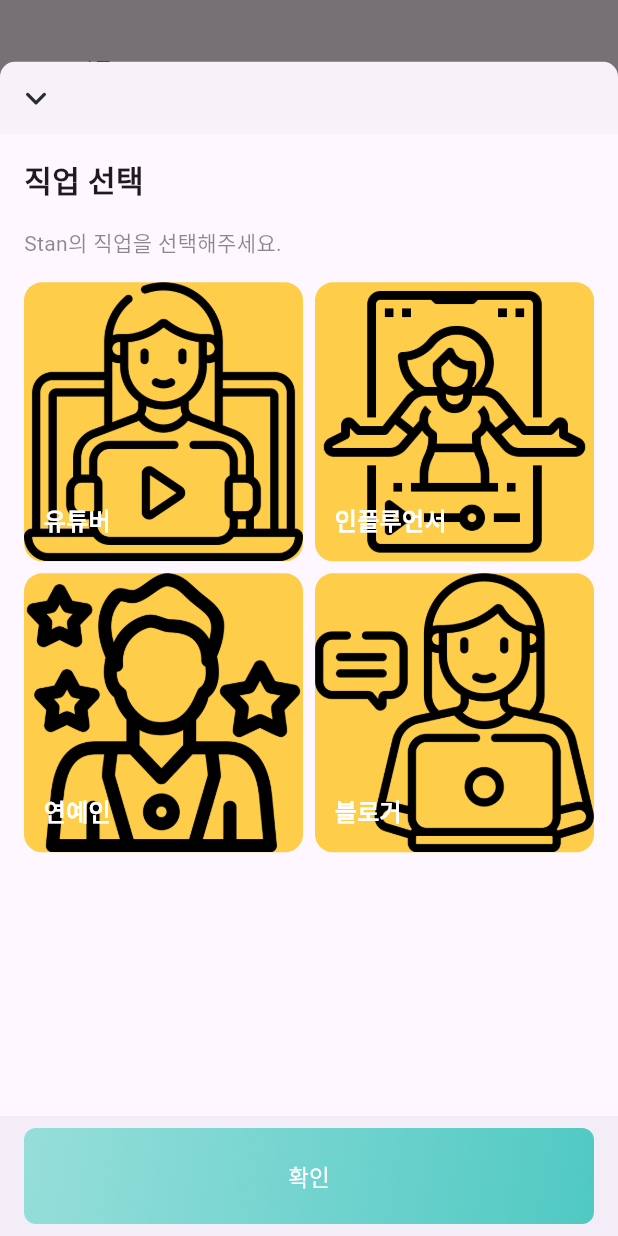
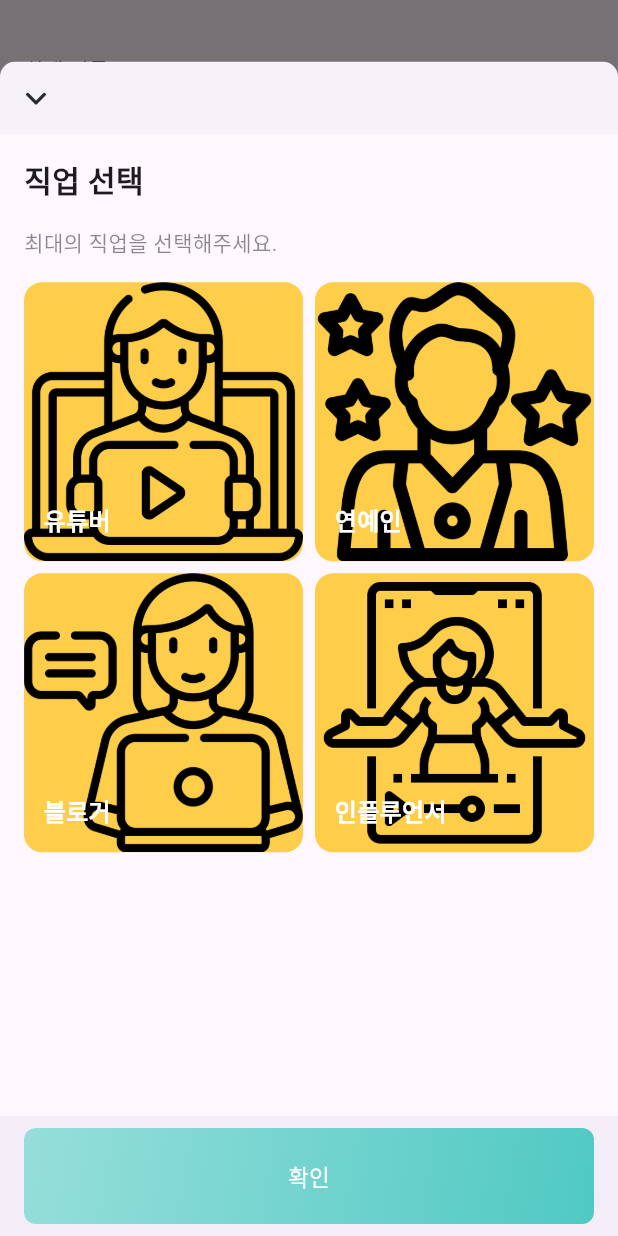
Before and after one commit to thugwooo/stanfood, a Flutter app: the RegisterTabStan screen opened directly, after a tap on "직업을 선택해주세요", on a phone screen of 412 x 824 dp. Run offline on Flutter 3.47's test engine with Material 3 defaults, Android fonts, the phone set to English and light mode, and no system bars; our stand-ins replace flutter_screenutil, flutter_svg, fluttertoast, get; missing offline and left inert: flutter_searchable_dropdown; Roboto replaces fonts that are missing (GmarketSansTTF, NanumSquareNeoOTF, Pretendard); project files that could hold a hidden picture were left out.

Commit message:
Stan view (#4)
* custom button

* custom image widget 생성

* custom textform 생성

* icon 추가

* minSdkVersion -> 21 변경

* 스탠 페이지
 - 이름, 직업 입력

* stan view
 - 직업 선택 로직 수정

* stan view
- 최애 직업 다중선택 기능

* stan view
- controller 변수 수정

```diff
--- a/lib/constants/enum_constant.dart
+++ b/lib/constants/enum_constant.dart
@@ -1,3 +1,22 @@
 enum BottomNaviType { Home, Map, Register }
 
 enum RegisterTabType { Main, Stan, Restaurant, BroadCast, Mukbang }
+
+enum JobType { Youtuber, Entertainer, Blogger, Influencer }
+
+extension JobTypeExtension on JobType {
+  String description() {
+    switch (this) {
+      case JobType.Youtuber:
+        return '유튜버';
+      case JobType.Entertainer:
+        return '연예인';
+      case JobType.Blogger:
+        return '블로거';
+      case JobType.Influencer:
+        return '인플루언서';
+      default:
+        return '알 수 없음';
+    }
+  }
+}
--- /dev/null
+++ b/lib/data/models/job_model.dart
@@ -0,0 +1,21 @@
+import 'package:stanfood/constants/enum_constant.dart';
+
+class Job {
+  final JobType type;
+  final String icon;
+  Job({required this.type, required this.icon});
+
+  factory Job.fromJson(Map<String, dynamic> json) {
+    return Job(
+      type: json['type'],
+      icon: json['icon'],
+    );
+  }
+
+  Map<String, dynamic> toJson() {
+    return {
+      'type': type,
+      'icon': icon,
+    };
+  }
+}
--- a/lib/screens/register/tabs/stan/components/job_select_view.dart
+++ b/lib/screens/register/tabs/stan/components/job_select_view.dart
@@ -1,74 +1,33 @@
 import 'package:flutter/material.dart';
-import 'package:flutter_screenutil/flutter_screenutil.dart';
 import 'package:fluttertoast/fluttertoast.dart';
 import 'package:get/get.dart';
+import 'package:stanfood/constants/enum_constant.dart';
 import 'package:stanfood/constants/icon_constant.dart';
 
+import '../../../../../controllers/register/register_controller.dart';
+import '../../../../../data/models/job_model.dart';
 import '../../../../../modules/common/image_data.dart';
 import '../../../../../constants/color_constant.dart';
 import '../../../../../constants/style_constant.dart';
 import '../../../../../modules/common/custom_button.dart';
 
-void main(List<String> args) {
-  runApp(MaterialApp(
-    home: Scaffold(
-      appBar: AppBar(
-        title: const Text('JobSelectCityPage'),
-      ),
-      body: JobSelectView(
-        onJobSelected: (val) {},
-      ),
-    ),
-  ));
-}
-
-class Job {
-  final String name;
-  final String icon;
-  Job({required this.name, required this.icon});
-
-  factory Job.fromJson(Map<String, dynamic> json) {
-    return Job(
-      name: json['name'],
-      icon: json['icon'],
-    );
-  }
-
-  Map<String, dynamic> toJson() {
-    return {
-      'name': name,
-      'icon': icon,
-    };
-  }
-}
-
-class JobSelectView extends StatefulWidget {
-  final void Function(String selectedJob) onJobSelected;
+class JobSelectView extends StatelessWidget {
+  final void Function(List<JobType> selectedJob) onJobSelected;
   final bool? isToastHidden;
 
-  const JobSelectView({
+  JobSelectView({
     Key? key,
     required this.onJobSelected,
     this.isToastHidden,
   }) : super(key: key);
 
-  @override
-  _JobPageState createState() => _JobPageState();
-}
+  final _registerController = Get.put(RegisterController());
 
-class _JobPageState extends State<JobSelectView> {
-  @override
-  void initState() {
-    super.initState();
-  }
-
-  String _selectedJob = '';
-
-  List<Job> jobList = [
-    Job(name: '유튜버', icon: IconPath.youtuber),
-    Job(name: '인플루언서', icon: IconPath.influencer),
-    Job(name: '연예인', icon: IconPath.entertainer),
-    Job(name: '블로거', icon: IconPath.blogger),
+  final List<Job> jobList = [
+    Job(type: JobType.Youtuber, icon: IconPath.youtuber),
+    Job(type: JobType.Entertainer, icon: IconPath.entertainer),
+    Job(type: JobType.Blogger, icon: IconPath.blogger),
+    Job(type: JobType.Influencer, icon: IconPath.influencer),
   ];
 
   @override
@@ -84,7 +43,7 @@ class _JobPageState extends State<JobSelectView> {
           elevation: 20,
           child: CustomButton(
             onTap: () {
-              widget.onJobSelected(_selectedJob);
+              onJobSelected(_registerController.jobType);
               Fluttertoast.showToast(
                 msg: "직업이 선택되었습니다.",
                 backgroundColor: AppColor.blackText.withOpacity(0.5),
@@ -120,7 +79,7 @@ class _JobPageState extends State<JobSelectView> {
           ),
           const SizedBox(height: 16.0),
           Text(
-            'Stan의 직업을 선택해주세요.',
+            '최대의 직업을 선택해주세요.',
             style: AppTextStyles.SYS_subbody.copyWith(
               color: AppColor.lightLabelSecondaryColor,
               fontWeight: FontWeight.w400,
@@ -128,40 +87,6 @@ class _JobPageState extends State<JobSelectView> {
           ),
         ],
       ),
-    );
-  }
-
-  Widget _buildListView() {
-    return ListView.builder(
-      padding: EdgeInsets.zero,
-      itemCount: jobList.map((e) => e.name).toSet().toList().length,
-      // itemCount: _countries.length,
-      itemBuilder: (BuildContext context, int index) {
-        return Column(
-          crossAxisAlignment: CrossAxisAlignment.start,
-          children: [
-            const SizedBox(height: 16.0),
-            _buildJobText(jobList[index]),
-          ],
-        );
-      },
-    );
-  }
-
-  Widget _buildJobText(Job job) {
-    return Row(
-      children: [
-        ImageData(
-          icon: IconPath.collapsed,
-          width: 42.w,
-        ),
-        Text(
-          job.name,
-          style: AppTextStyles.NN_callout.copyWith(
-            fontWeight: FontWeight.w700,
-          ),
-        ),
-      ],
     );
   }
 
@@ -181,11 +106,10 @@ class _JobPageState extends State<JobSelectView> {
           final job = jobList[index];
           return GestureDetector(
             onTap: () {
-              setState(() {
-                _selectedJob = job.name;
-              });
+              _registerController.selectJobType(job.type);
             },
-            child: Stack(
+            child: Obx(
+              () => Stack(
                 children: [
                   Positioned.fill(
                     child: Container(
@@ -206,7 +130,7 @@ class _JobPageState extends State<JobSelectView> {
                           Padding(
                             padding: const EdgeInsets.symmetric(vertical: 16, horizontal: 13),
                             child: Text(
-                            job.name,
+                              job.type.description(),
                               style: AppTextStyles.NN_callout.copyWith(
                                 fontWeight: FontWeight.w700,
                                 color: AppColor.whiteText,
@@ -221,7 +145,7 @@ class _JobPageState extends State<JobSelectView> {
                     child: Container(
                       decoration: BoxDecoration(
                         borderRadius: BorderRadius.circular(12),
-                      gradient: job.name == _selectedJob
+                        gradient: _registerController.jobType.contains(job.type)
                             ? LinearGradient(
                                 colors: AppGradients.gradientHealthy.colors.map((e) => e.withOpacity(.9)).toList(),
                               )
@@ -230,7 +154,7 @@ class _JobPageState extends State<JobSelectView> {
                                 Colors.transparent,
                               ]),
                       ),
-                    child: job.name == _selectedJob
+                      child: _registerController.jobType.contains(job.type)
                           ? Stack(
                               children: [
                                 Center(
@@ -247,7 +171,7 @@ class _JobPageState extends State<JobSelectView> {
                                       Padding(
                                         padding: const EdgeInsets.only(bottom: 16, left: 13),
                                         child: Text(
-                                        job.name,
+                                          job.type.description(),
                                           style: AppTextStyles.NN_callout.copyWith(fontWeight: FontWeight.w700, color: AppColor.blackText),
                                         ),
                                       ),
@@ -261,6 +185,7 @@ class _JobPageState extends State<JobSelectView> {
                   ),
                 ],
               ),
+            ),
           );
         });
   }
--- a/lib/screens/register/tabs/stan/register_tab_stan.dart
+++ b/lib/screens/register/tabs/stan/register_tab_stan.dart
@@ -1,7 +1,10 @@
 import 'package:flutter/material.dart';
 import 'package:get/get.dart';
 import 'package:stanfood/components/utils.dart';
+import 'package:stanfood/constants/enum_constant.dart';
 import '../../../../components/app_utils.dart';
+import '../../../../controllers/register/register_controller.dart';
+import '../../../../modules/common/custom_button.dart';
 import '../../../../modules/common/custom_form_field.dart';
 import '../../../../modules/common/image_data.dart';
 import '../../../../constants/color_constant.dart';
@@ -17,16 +20,28 @@ class RegisterTabStan extends StatefulWidget {
 }
 
 class _RegisterTabStanState extends State<RegisterTabStan> {
-  late String _selectedJob;
+  final _formKey = GlobalKey<FormState>();
+  final _registerController = Get.put(RegisterController());
+
+  String _name = '';
+  String _selectedJob = '직업을 선택해주세요';
+  String _youtubeName = '';
+  String _youtubeAddress = '';
+  String bloggerName = '';
+  String _blogAddress = '';
+  String _snsAddress = '';
+
   bool _isJobSelected = false;
   bool _isJobTapped = false;
-
-  final _formKey = GlobalKey<FormState>();
 
   @override
   void initState() {
     super.initState();
-    _selectedJob = '직업을 선택해주세요';
+    if (_registerController.jobType.isNotEmpty) {
+      _selectedJob = _registerController.jobType.map((job) => job.description()).join(', ');
+      _isJobSelected = true;
+      _isJobTapped = true;
+    }
   }
 
   String? _validateTextField(String? value, {RegExp? regExp, String? regExpText = '한글, 영문, 숫자만 입력 가능합니다.', int? maxLength}) {
@@ -51,32 +66,90 @@ class _RegisterTabStanState extends State<RegisterTabStan> {
 
   @override
   Widget build(BuildContext context) {
-    return Form(
+    return GestureDetector(
+      onTap: () => FocusScope.of(context).unfocus(),
+      child: Scaffold(
+        bottomNavigationBar: BottomAppBar(
+          padding: const EdgeInsets.symmetric(horizontal: 16, vertical: 8),
+          elevation: 20,
+          child: CustomButton(
+            onTap: () {
+              // TODO; 등록하기 버튼 클릭 시 로직 추가
+              // _name;
+              // _registerController.jobType;
+              // _channel;
+            },
+            text: '등록하기',
+          ),
+        ),
+        body: Form(
           key: _formKey,
           child: SingleChildScrollView(
             child: Column(
                 mainAxisSize: MainAxisSize.min,
                 crossAxisAlignment: CrossAxisAlignment.stretch,
                 children: [
+                  _nameField(),
+                  _jobField(context),
+                  _infoField(),
+                ].divide(const SizedBox(height: 12)).addToStart(const SizedBox(height: 24)).addToEnd(const SizedBox(height: 42))),
+          ),
+        ),
+      ),
+    );
+  }
+
+  Widget _infoField() {
+    if (_isJobTapped && _isJobSelected) {
+      return Column(crossAxisAlignment: CrossAxisAlignment.start, children: [
+        if (_registerController.jobType.contains(JobType.Youtuber))
           Column(
+            children: [
+              _customField(title: '유튜브채널명', hintText: '유튜브 채널명을 입력해주세요', channel: _youtubeName),
+              _customField(title: '유튜브주소', hintText: '유튜브 주소를 입력해주세요', channel: _youtubeAddress),
+            ],
+          ),
+        if (_registerController.jobType.contains(JobType.Entertainer)) SizedBox(),
+        if (_registerController.jobType.contains(JobType.Blogger))
+          Column(
+            children: [
+              _customField(title: '블로그명', hintText: '블로그명을 입력해주세요', channel: _blogAddress),
+              _customField(title: '블로그주소', hintText: '블로그 주소를 입력해주세요', channel: _blogAddress),
+            ],
+          ),
+        if (_registerController.jobType.contains(JobType.Influencer)) _customField(title: 'SNS주소', hintText: 'SNS 주소를 입력해주세요', channel: _snsAddress),
+      ]);
+    } else {
+      return const SizedBox();
+    }
+  }
+
+  Widget _customField({required String title, required String hintText, required String channel}) {
+    return Column(
       crossAxisAlignment: CrossAxisAlignment.start,
       children: [
         Container(
           height: 44,
           padding: const EdgeInsets.symmetric(vertical: 12, horizontal: 16),
           child: Text(
-                      'Stan 이름',
+            title,
             style: AppTextStyles.GS_subbody.copyWith(),
           ),
         ),
         CustomFormField(
           validator: (value) => _validateTextField(value, regExp: RegExp(r"^[ㄱ-ㅎ가-힣0-9a-zA-Z\s+]*$"), maxLength: 64),
-                    hintText: '이름을 입력해주세요',
+          hintText: hintText,
           maxLines: 1,
+          onChanged: (value) {
+            channel = value;
+          },
         ),
       ],
-              ),
-              Column(
+    );
+  }
+
+  Column _jobField(BuildContext context) {
+    return Column(
       crossAxisAlignment: CrossAxisAlignment.start,
       children: [
         Container(
@@ -102,9 +175,9 @@ class _RegisterTabStanState extends State<RegisterTabStan> {
                   Expanded(
                     child: JobSelectView(
                       isToastHidden: true,
-                                onJobSelected: (selectedJob) {
+                      onJobSelected: (selectedJobs) {
                         setState(() {
-                                    _selectedJob = selectedJob;
+                          _selectedJob = selectedJobs.map((job) => job.description()).join(', ');
                         });
                         _isJobSelected = true;
                       },
@@ -143,9 +216,10 @@ class _RegisterTabStanState extends State<RegisterTabStan> {
             ),
           ),
       ],
-              ),
-            ].divide(const SizedBox(height: 12)).addToStart(const SizedBox(height: 24)).addToEnd(const SizedBox(height: 42))),
-      ),
     );
   }
+
+  Widget _nameField() {
+    return _customField(title: '최애 이름', hintText: '이름을 입력해주세요', channel: _name);
   }
+}
```
Also changed, not shown: lib/controllers/register/register_controller.dart (+10 -0 lines), lib/screens/register/register_app_bar.dart (+4 -4 lines). Lines whose indentation alone changed are shown as unchanged.
